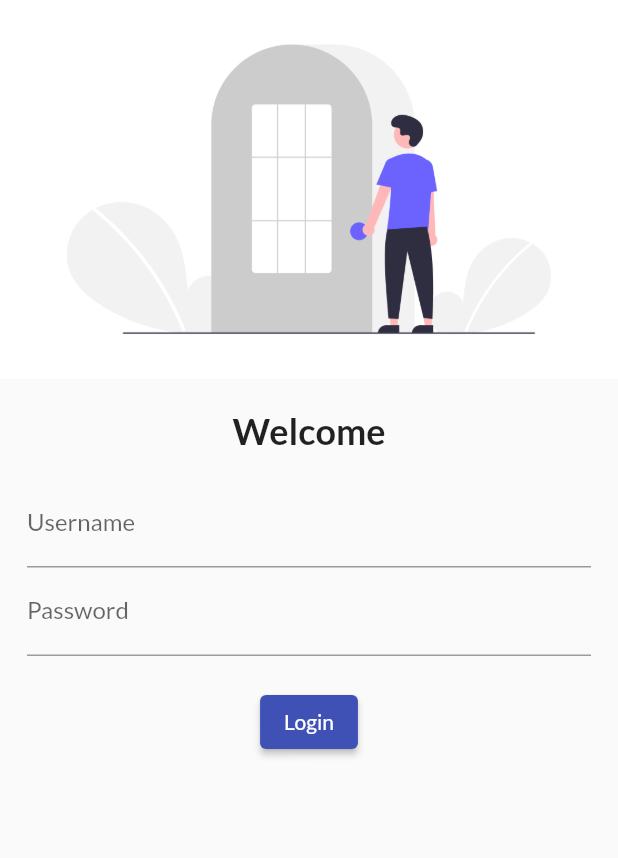
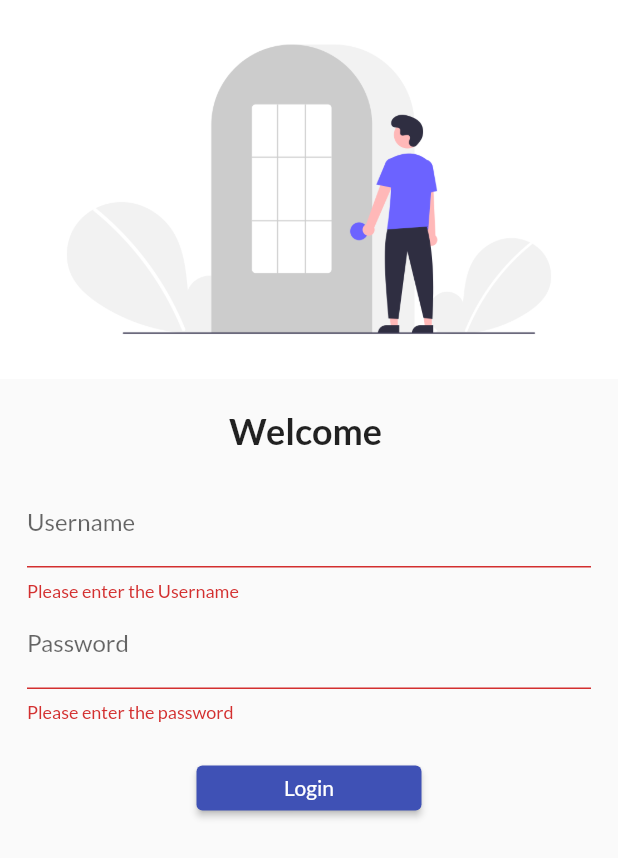
Before and after one commit to hp113/flutter, a Flutter app: the screen it shows after launch, after a tap on "Login", on a phone screen of 412 x 824 dp. Shown: the top 858 px of the screen. Run offline on Flutter 3.47's test engine with Material 2 defaults, Android fonts, the phone set to English and light mode, and no system bars; our stand-ins replace google_fonts.

Commit message:
day7 completed

```diff
--- a/lib/main.dart
+++ b/lib/main.dart
@@ -1,5 +1,6 @@
 import 'package:flutter/material.dart';
 import 'package:flutter_catalog/pages/home_page.dart';
+import 'package:flutter_catalog/utils/routes.dart';
 import 'package:google_fonts/google_fonts.dart';
 import 'package:flutter_catalog/pages/login_page.dart';
 
@@ -20,8 +21,8 @@ class MyApp extends StatelessWidget {
       initialRoute: "/login",
       routes: {
         "/": (context) => LoginPage(),
-        "/home": (context) => HomePage(),
-        "/login": (context) => LoginPage()
+        MyRoutes.homeRoute: (context) => HomePage(),
+        MyRoutes.loginRoute: (context) => LoginPage()
       },
     );
   }
--- a/lib/pages/login_page.dart
+++ b/lib/pages/login_page.dart
@@ -1,11 +1,31 @@
 import 'package:flutter/material.dart';
+import 'package:flutter_catalog/utils/routes.dart';
 
-class LoginPage extends StatelessWidget {
-  const LoginPage({super.key});
+class LoginPage extends StatefulWidget {
+  const LoginPage({Key? key}) : super(key: key);
+
 
   @override
+  State<LoginPage> createState() => _LoginPageState();
+}
+
+class _LoginPageState extends State<LoginPage> {
+  String name = "";
+
+  final _formKey = GlobalKey<FormState>();
+  movetoHome(BuildContext context) {
+    if (_formKey.currentState!.validate()) {
+      Navigator.pushNamed(context, MyRoutes.homeRoute);
+    }
+  }
+
+  @override
+
   Widget build(BuildContext context) {
     return Material(
+      child: SingleChildScrollView(
+        child: Form(
+          key: _formKey,
           child: Column(
             children: [
               Image.asset(
@@ -16,7 +36,7 @@ class LoginPage extends StatelessWidget {
                 height: 20,
               ),
               Text(
-            "Welcome",
+                "Welcome $name",
                 style: TextStyle(
                   fontSize: 24,
                   fontWeight: FontWeight.bold,
@@ -29,26 +49,49 @@ class LoginPage extends StatelessWidget {
                     TextFormField(
                       decoration: InputDecoration(
                           hintText: "Enter username", labelText: "Username"),
+                      onChanged: (value) {
+                        name = value;
+                        setState(() {});
+                      },
+                      validator: (value) {
+                        if (value== null || value.isEmpty) {
+                          return "Please enter the Username";
+                        }
+                        return null;
+                      },
                     ),
                     TextFormField(
                       obscureText: true,
                       decoration: InputDecoration(
                           hintText: "Enter Password", labelText: "Password"),
+                      validator: (value) {
+                        if (value == null || value.isEmpty) {
+                          return 'Please enter the password'; // Return an error message
+                        }
+                        else if(value.length<6){
+                          return 'Password should contain atleast 7 characters';
+                        }
+                        // Perform other validation checks if needed
+                        return null; // Return null if validation passes
+                      },
                     ),
                     SizedBox(
                       height: 20,
                     ),
                     ElevatedButton(
                       child: Text("Login"),
-                  style: TextButton.styleFrom(),
-                onPressed: (){
-                  print("Hi Codepur");
-                }, )
+                      style: TextButton.styleFrom(minimumSize: Size(150, 30)),
+                      onPressed: () {
+                        movetoHome(context);
+                      },
+                    )
                   ],
                 ),
               )
             ],
           ),
+        ),
+      ),
     );
   }
 }
--- /dev/null
+++ b/lib/utils/routes.dart
@@ -0,0 +1,4 @@
+class MyRoutes{
+  static String loginRoute = "/login";
+  static String homeRoute = "/home";
+}
```
Lines whose indentation alone changed are shown as unchanged.
